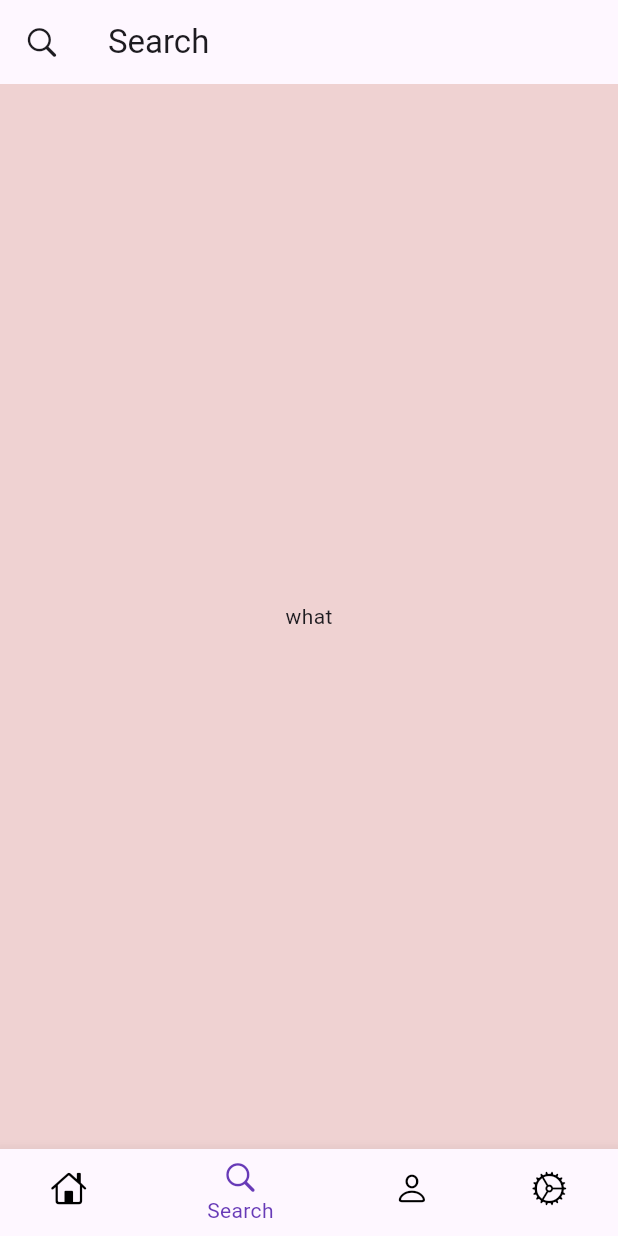
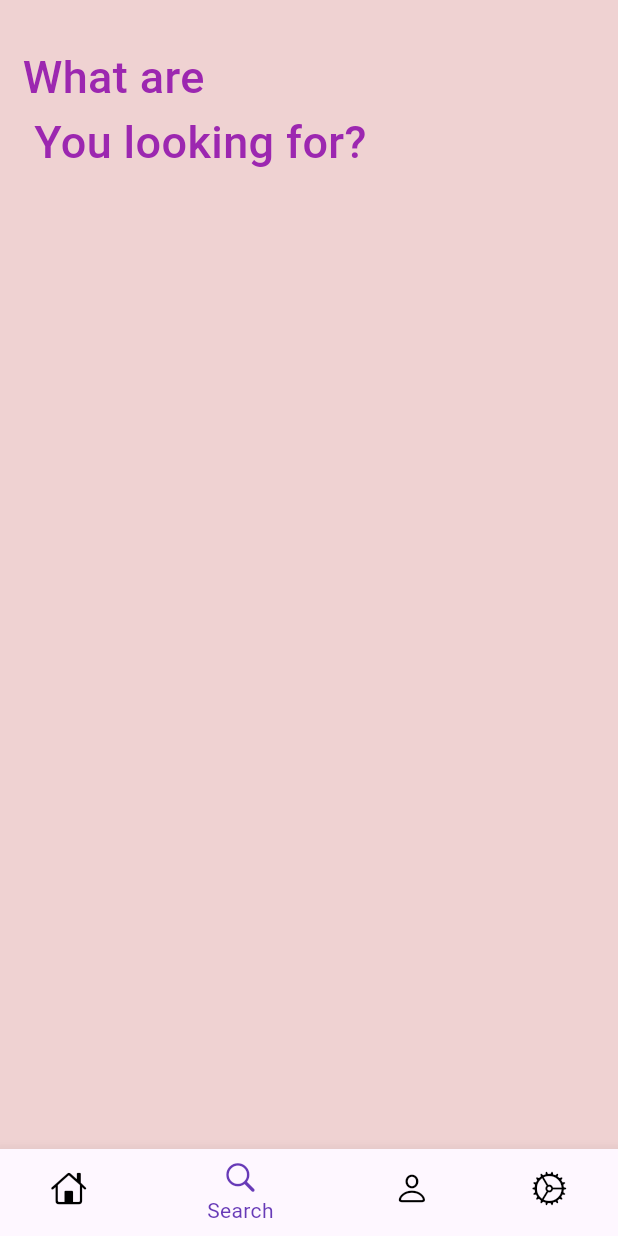
Before and after one commit to tarun1sisodia/Android-Studio-Flutter, a Flutter app: the screen it shows after launch, item 2 of the bottom bar chosen, on a phone screen of 412 x 824 dp. Run offline on Flutter 3.47's test engine with Material 3 defaults, Android fonts, the phone set to English and light mode, and no system bars.

Commit message:
Working on Search page now

```diff
--- a/checkup2/lib/Screens/search.dart
+++ b/checkup2/lib/Screens/search.dart
@@ -1,3 +1,4 @@
+import 'package:checkup2/base/res/styles/app_styles.dart';
 import 'package:flutter/cupertino.dart';
 import 'package:flutter/material.dart';
 
@@ -12,12 +13,17 @@ class _searchState extends State<search> {
   @override
   Widget build(BuildContext context) {
     return Scaffold(
-      appBar: AppBar(
-        title: const Text("Search"),
-        leading: const Icon(CupertinoIcons.search),
+      backgroundColor: const Color(0xFFEFD2D2),
+      body: ListView(
+        padding: const EdgeInsets.symmetric(horizontal: 15, vertical: 30),
+        children: [
+          Text(
+            "What are\n You looking for?",
+            style: AppStyles.textStyle2
+                .copyWith(color: Colors.purple, fontSize: 30),
+          )
+        ],
       ),
-      backgroundColor: const Color(0xFFEFD2D2),
-      body: const Center(child: Text("what")),
     );
   }
 }
```
